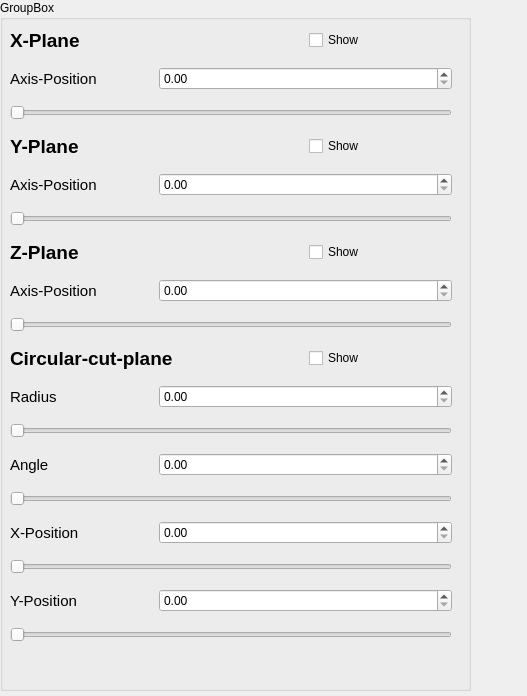
The window that views/ui_view.ui (TheLIFO/SegMaskCreator) describes before a commit, drawn with Qt 5.
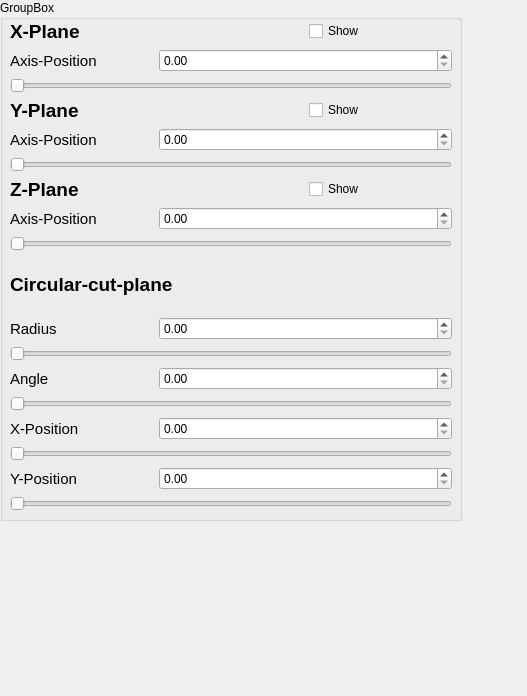
The same window after the commit.

Patch:
```diff
--- a/views/ui_view.ui
+++ b/views/ui_view.ui
@@ -18,8 +18,8 @@
     <rect>
      <x>0</x>
      <y>0</y>
-     <width>471</width>
-     <height>691</height>
+     <width>462</width>
+     <height>521</height>
     </rect>
    </property>
    <property name="title">
@@ -31,7 +31,7 @@
       <x>10</x>
       <y>20</y>
       <width>442</width>
-      <height>634</height>
+      <height>491</height>
      </rect>
     </property>
     <layout class="QGridLayout" name="gridLayout">
@@ -58,13 +58,6 @@
      <item row="14" column="1" colspan="2">
       <widget class="QDoubleSpinBox" name="spinBox_r_x"/>
      </item>
-     <item row="9" column="2">
-      <widget class="QCheckBox" name="checkBox_show_r">
-       <property name="text">
-        <string>Show</string>
-       </property>
-      </widget>
-     </item>
      <item row="0" column="2">
       <widget class="QCheckBox" name="checkBox_show_x">
        <property name="text">
```
